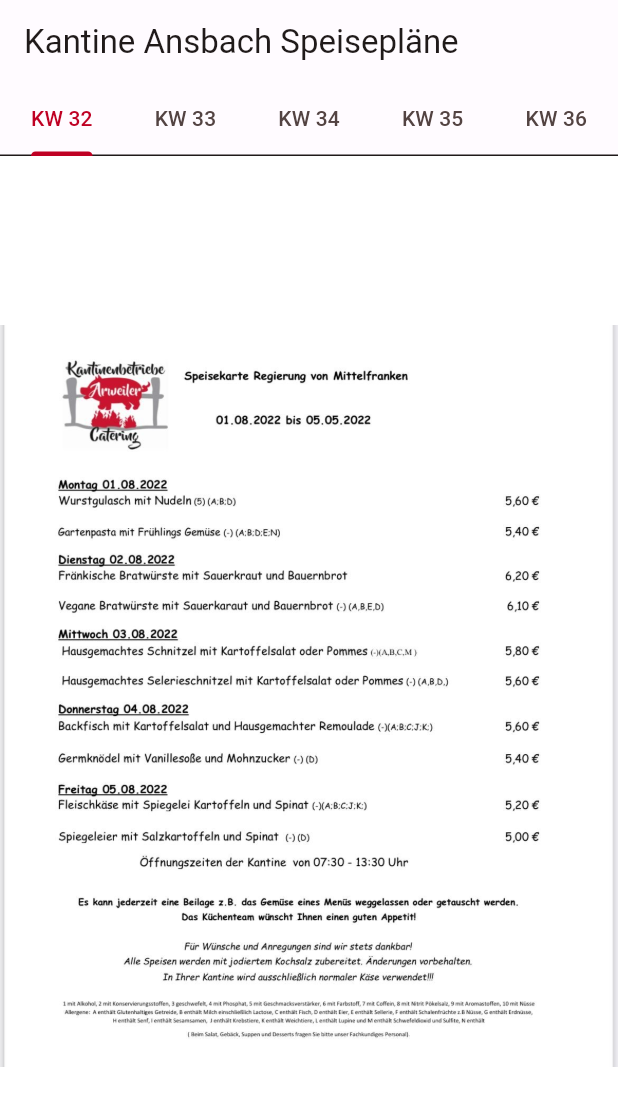
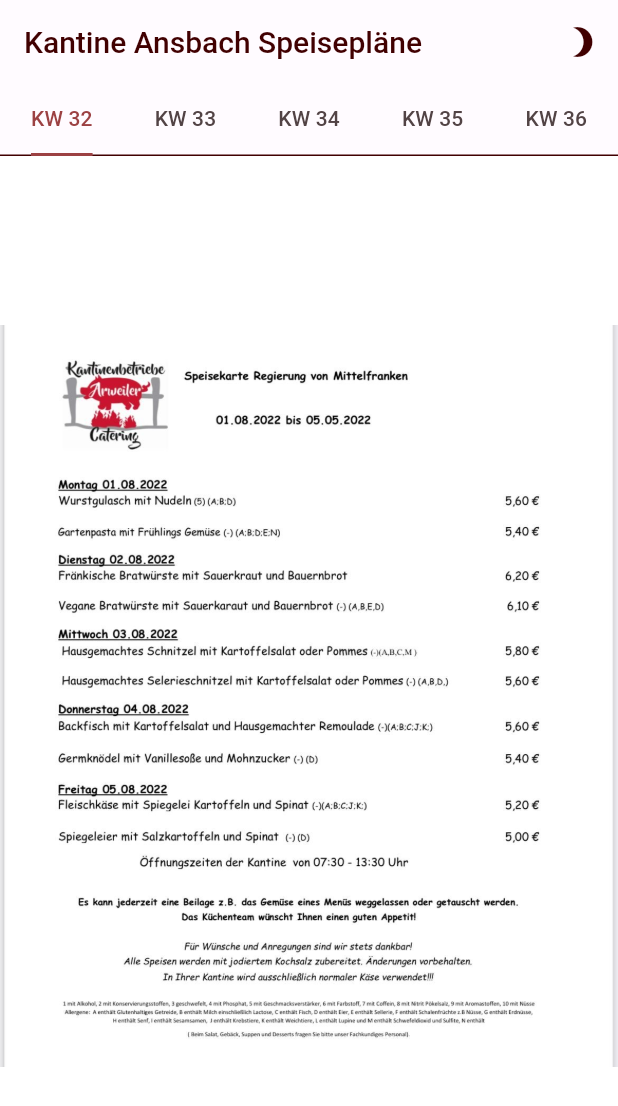
Before and after one commit to mjainta/kantine-schloss-ansbach, a Flutter app: the screen it shows after launch, on a phone screen of 412 x 824 dp. Shown: the top 1106 px of the screen. Run offline on Flutter 3.47's test engine with Material 2 defaults, Android fonts, the phone set to English and light mode, and no system bars; drawn by our look-alikes of dynamic_color, photo_view; our stand-ins replace go_router, material_color_utilities.

Commit message:
Implement a theme with light and dark mode

```diff
--- a/app/lib/main.dart
+++ b/app/lib/main.dart
@@ -2,5 +2,5 @@ import 'package:flutter/material.dart';
 import 'src/shared/app.dart';
 
 void main() {
-  runApp(App());
+  runApp(const App());
 }
--- /dev/null
+++ b/app/lib/src/features/home/view/brightness_toggle.dart
@@ -0,0 +1,26 @@
+import 'package:flutter/material.dart';
+
+import '../../../shared/providers/providers.dart';
+
+class BrightnessToggle extends StatelessWidget {
+  const BrightnessToggle({super.key});
+
+  @override
+  Widget build(BuildContext context) {
+    final isDark = Theme.of(context).brightness == Brightness.dark;
+    return IconButton(
+      icon: Theme.of(context).brightness == Brightness.light
+          ? const Icon(Icons.brightness_3)
+          : const Icon(Icons.brightness_7),
+      onPressed: () {
+        final themeProvider = ThemeProvider.of(context);
+        final settings = themeProvider.settings.value;
+        final newSettings = ThemeSettings(
+          sourceColor: settings.sourceColor,
+          themeMode: isDark ? ThemeMode.light : ThemeMode.dark,
+        );
+        ThemeSettingChange(settings: newSettings).dispatch(context);
+      },
+    );
+  }
+}
--- a/app/lib/src/features/home/view/home_screen.dart
+++ b/app/lib/src/features/home/view/home_screen.dart
@@ -2,6 +2,7 @@ import 'package:flutter/material.dart';
 import 'package:photo_view/photo_view.dart';
 import '../../../shared/classes/classes.dart';
 import '../../../shared/providers/providers.dart';
+import 'view.dart';
 
 class HomeScreen extends StatefulWidget {
   const HomeScreen({Key? key, required this.title}) : super(key: key);
@@ -22,16 +23,8 @@ class HomeScreen extends StatefulWidget {
 }
 
 class _HomeScreenState extends State<HomeScreen> {
-  List<Menu> _menus = MenuProvider().menus;
-  int _menuCursor = 0;
+  final _menus = MenuProvider().menus;
   Menu? _menu;
-
-  void _switchImage() {
-    setState(() {
-      _menuCursor = _menuCursor == 0 ? 1 : 0;
-      _menu = _menus[_menuCursor];
-    });
-  }
 
   @override
   Widget build(BuildContext context) {
@@ -52,13 +45,14 @@ class _HomeScreenState extends State<HomeScreen> {
               // Here we take the value from the HomeScreen object that was created by
               // the App.build method, and use it to set our appbar title.
               title: Text(widget.title),
+              actions: const [BrightnessToggle()],
               bottom: TabBar(
                 tabs: buildImageTabs(_menus),
               ),
             ),
             body: LayoutBuilder(
               builder: (context, constraints) => TabBarView(
-                physics: NeverScrollableScrollPhysics(),
+                physics: const NeverScrollableScrollPhysics(),
                 children: buildImageViews(_menus),
               ),
             ),
@@ -72,7 +66,7 @@ class _HomeScreenState extends State<HomeScreen> {
     List<Tab> tabs = [];
 
     for (var menu in menus) {
-      String text = 'KW ' + menu.calendarWeek.toString();
+      String text = 'KW ${menu.calendarWeek}';
       tabs.add(
         Tab(text: text),
       );
--- a/app/lib/src/features/home/view/view.dart
+++ b/app/lib/src/features/home/view/view.dart
@@ -1 +1,2 @@
 export 'home_screen.dart';
+export 'brightness_toggle.dart';
--- a/app/lib/src/shared/app.dart
+++ b/app/lib/src/shared/app.dart
@@ -1,7 +1,8 @@
+import 'package:dynamic_color/dynamic_color.dart';
 import 'package:flutter/material.dart';
 import 'package:go_router/go_router.dart';
 import '../features/home/home.dart';
-import 'providers/theme.dart';
+import 'providers/app_theme.dart';
 
 class App extends StatefulWidget {
   const App({Key? key}) : super(key: key);
@@ -20,17 +21,45 @@ class _AppState extends State<App> {
       ),
     ],
   );
+  final settings = ValueNotifier(ThemeSettings(
+    sourceColor: Color.fromARGB(72, 236, 11, 11),
+    themeMode: ThemeMode.system,
+  ));
 
   // This widget is the root of your application.
   @override
   Widget build(BuildContext context) {
-    return MaterialApp.router(
-      routeInformationProvider: _router.routeInformationProvider,
-      routeInformationParser: _router.routeInformationParser,
-      routerDelegate: _router.routerDelegate,
-      title: 'Kantine Ansbach Speisepläne App',
-      theme: ThemeData(useMaterial3: true, colorScheme: lightColorScheme),
-      darkTheme: ThemeData(useMaterial3: true, colorScheme: darkColorScheme),
+    return DynamicColorBuilder(
+      builder: (ColorScheme? lightDynamic, ColorScheme? darkDynamic) =>
+          ThemeProvider(
+        lightDynamic: lightDynamic,
+        darkDynamic: darkDynamic,
+        settings: settings,
+        child: NotificationListener<ThemeSettingChange>(
+          onNotification: (notification) {
+            settings.value = notification.settings;
+            return true;
+          },
+          child: ValueListenableBuilder<ThemeSettings>(
+            valueListenable: settings,
+            builder: (context, value, _) {
+              // Create theme instance
+              final theme = ThemeProvider.of(context);
+              print('Building DynamicColorBuilder');
+              print(theme.lightDynamic?.primary.toString());
+              return MaterialApp.router(
+                routeInformationProvider: _router.routeInformationProvider,
+                routeInformationParser: _router.routeInformationParser,
+                routerDelegate: _router.routerDelegate,
+                title: 'Kantine Ansbach Speisepläne App',
+                theme: theme.light(settings.value.sourceColor),
+                darkTheme: theme.dark(settings.value.sourceColor),
+                themeMode: theme.themeMode(),
+              );
+            },
+          ),
+        ),
+      ),
     );
   }
 }
--- /dev/null
+++ b/app/lib/src/shared/providers/app_theme.dart
@@ -0,0 +1,346 @@
+// import 'package:flutter/material.dart';
+
+// class AppTheme {
+//   static ThemeData lightTheme(ColorScheme? lightColorScheme) {
+//     ColorScheme scheme = lightColorScheme ??
+//         ColorScheme.fromSeed(
+//           seedColor: const Color(0xFFF47C7C),
+//         );
+//     return ThemeData(
+//       colorScheme: scheme,
+//     );
+//   }
+
+//   static ThemeData darkTheme(ColorScheme? darkColorScheme) {
+//     ColorScheme scheme = darkColorScheme ??
+//         ColorScheme.fromSeed(
+//           seedColor: const Color(0xFFF47C7C),
+//           brightness: Brightness.dark,
+//         );
+//     return ThemeData(
+//       colorScheme: scheme,
+//     );
+//   }
+// }
+
+// class ThemeSettingChange extends Notification {
+//   ThemeSettingChange({required this.settings});
+//   final ThemeSettings settings;
+// }
+
+// class ThemeSettings {
+//   ThemeSettings({
+//     required this.themeMode,
+//   });
+
+//   ThemeMode themeMode;
+// }
+
+import 'dart:math';
+
+import 'package:flutter/material.dart';
+import 'package:material_color_utilities/material_color_utilities.dart';
+
+class NoAnimationPageTransitionsBuilder extends PageTransitionsBuilder {
+  const NoAnimationPageTransitionsBuilder();
+
+  @override
+  Widget buildTransitions<T>(
+    PageRoute<T> route,
+    BuildContext context,
+    Animation<double> animation,
+    Animation<double> secondaryAnimation,
+    Widget child,
+  ) {
+    return child;
+  }
+}
+
+class ThemeSettingChange extends Notification {
+  ThemeSettingChange({required this.settings});
+  final ThemeSettings settings;
+}
+
+class ThemeProvider extends InheritedWidget {
+  const ThemeProvider(
+      {super.key,
+      required this.settings,
+      required this.lightDynamic,
+      required this.darkDynamic,
+      required super.child});
+
+  final ValueNotifier<ThemeSettings> settings;
+  final ColorScheme? lightDynamic;
+  final ColorScheme? darkDynamic;
+
+  final pageTransitionsTheme = const PageTransitionsTheme(
+    builders: <TargetPlatform, PageTransitionsBuilder>{
+      TargetPlatform.android: FadeUpwardsPageTransitionsBuilder(),
+      TargetPlatform.iOS: CupertinoPageTransitionsBuilder(),
+      TargetPlatform.linux: NoAnimationPageTransitionsBuilder(),
+      TargetPlatform.macOS: NoAnimationPageTransitionsBuilder(),
+      TargetPlatform.windows: NoAnimationPageTransitionsBuilder(),
+    },
+  );
+
+  Color custom(CustomColor custom) {
+    if (custom.blend) {
+      return blend(custom.color);
+    } else {
+      return custom.color;
+    }
+  }
+
+  Color blend(Color targetColor) {
+    return Color(
+        Blend.harmonize(targetColor.value, settings.value.sourceColor.value));
+  }
+
+  Color source(Color? target) {
+    Color source = settings.value.sourceColor;
+    if (target != null) {
+      source = blend(target);
+    }
+    return source;
+  }
+
+  ColorScheme colors(Brightness brightness, Color? targetColor) {
+    // final dynamicPrimary = brightness == Brightness.light
+    //     ? lightDynamic?.primary
+    //     : darkDynamic?.primary;
+    // return ColorScheme.fromSeed(
+    //   seedColor: dynamicPrimary ?? source(targetColor),
+    //   brightness: brightness,
+    // );
+
+    if (brightness == Brightness.light) {
+      return const ColorScheme(
+        brightness: Brightness.light,
+        primary: Color(0xFF9B4051),
+        onPrimary: Color(0xFFFFFFFF),
+        primaryContainer: Color(0xFFFFD9DD),
+        onPrimaryContainer: Color(0xFF400012),
+        secondary: Color(0xFF9C4143),
+        onSecondary: Color(0xFFFFFFFF),
+        secondaryContainer: Color(0xFFFFDAD8),
+        onSecondaryContainer: Color(0xFF410008),
+        tertiary: Color(0xFFB6212C),
+        onTertiary: Color(0xFFFFFFFF),
+        tertiaryContainer: Color(0xFFFFDAD8),
+        onTertiaryContainer: Color(0xFF410006),
+        error: Color(0xFFBA1A1A),
+        errorContainer: Color(0xFFFFDAD6),
+        onError: Color(0xFFFFFFFF),
+        onErrorContainer: Color(0xFF410002),
+        background: Color(0xFFFFFBFF),
+        onBackground: Color(0xFF410001),
+        surface: Color(0xFFFFFBFF),
+        onSurface: Color(0xFF410001),
+        surfaceVariant: Color(0xFFF3DDDF),
+        onSurfaceVariant: Color(0xFF524345),
+        outline: Color(0xFF847374),
+        onInverseSurface: Color(0xFFFFEDEA),
+        inverseSurface: Color(0xFF5F150F),
+        inversePrimary: Color(0xFFFFB2BC),
+        shadow: Color(0xFF000000),
+        surfaceTint: Color(0xFF9B4051),
+      );
+    } else {
+      return const ColorScheme(
+        brightness: Brightness.dark,
+        primary: Color(0xFFFFB2BC),
+        onPrimary: Color(0xFF5F1125),
+        primaryContainer: Color(0xFF7D293B),
+        onPrimaryContainer: Color(0xFFFFD9DD),
+        secondary: Color(0xFFFFB3B1),
+        onSecondary: Color(0xFF5F1319),
+        secondaryContainer: Color(0xFF7E2A2D),
+        onSecondaryContainer: Color(0xFFFFDAD8),
+        tertiary: Color(0xFFFFB3AF),
+        onTertiary: Color(0xFF68000E),
+        tertiaryContainer: Color(0xFF930019),
+        onTertiaryContainer: Color(0xFFFFDAD8),
+        error: Color(0xFFFFB4AB),
+        errorContainer: Color(0xFF93000A),
+        onError: Color(0xFF690005),
+        onErrorContainer: Color(0xFFFFDAD6),
+        background: Color(0xFF410001),
+        onBackground: Color(0xFFFFDAD5),
+        surface: Color(0xFF410001),
+        onSurface: Color(0xFFFFDAD5),
+        surfaceVariant: Color(0xFF524345),
+        onSurfaceVariant: Color(0xFFD7C1C3),
+        outline: Color(0xFF9F8C8E),
+        onInverseSurface: Color(0xFF410001),
+        inverseSurface: Color(0xFFFFDAD5),
+        inversePrimary: Color(0xFF9B4051),
+        shadow: Color(0xFF000000),
+        surfaceTint: Color(0xFFFFB2BC),
+      );
+    }
+  }
+
+  ShapeBorder get shapeMedium => RoundedRectangleBorder(
+        borderRadius: BorderRadius.circular(8),
+      );
+
+  CardTheme cardTheme() {
+    return CardTheme(
+      elevation: 0,
+      shape: shapeMedium,
+      clipBehavior: Clip.antiAlias,
+    );
+  }
+
+  ListTileThemeData listTileTheme(ColorScheme colors) {
+    return ListTileThemeData(
+      shape: shapeMedium,
+      selectedColor: colors.secondary,
+    );
+  }
+
+  AppBarTheme appBarTheme(ColorScheme colors) {
+    return AppBarTheme(
+      elevation: 0,
+      backgroundColor: colors.surface,
+      foregroundColor: colors.onSurface,
+    );
+  }
+
+  TabBarTheme tabBarTheme(ColorScheme colors) {
+    return TabBarTheme(
+      labelColor: colors.secondary,
+      unselectedLabelColor: colors.onSurfaceVariant,
+      indicator: BoxDecoration(
+        border: Border(
+          bottom: BorderSide(
+            color: colors.secondary,
+            width: 2,
+          ),
+        ),
+      ),
+    );
+  }
+
+  BottomAppBarTheme bottomAppBarTheme(ColorScheme colors) {
+    return BottomAppBarTheme(
+      color: colors.surface,
+      elevation: 0,
+    );
+  }
+
+  BottomNavigationBarThemeData bottomNavigationBarTheme(ColorScheme colors) {
+    return BottomNavigationBarThemeData(
+      type: BottomNavigationBarType.fixed,
+      backgroundColor: colors.surfaceVariant,
+      selectedItemColor: colors.onSurface,
+      unselectedItemColor: colors.onSurfaceVariant,
+      elevation: 0,
+      landscapeLayout: BottomNavigationBarLandscapeLayout.centered,
+    );
+  }
+
+  NavigationRailThemeData navigationRailTheme(ColorScheme colors) {
+    return const NavigationRailThemeData();
+  }
+
+  DrawerThemeData drawerTheme(ColorScheme colors) {
+    return DrawerThemeData(
+      backgroundColor: colors.surface,
+    );
+  }
+
+  ThemeData light([Color? targetColor]) {
+    final colorScheme = colors(Brightness.light, targetColor);
+    return ThemeData.light().copyWith(
+      // Add page transitions
+      pageTransitionsTheme: pageTransitionsTheme,
+      colorScheme: colorScheme,
+      appBarTheme: appBarTheme(colorScheme),
+      cardTheme: cardTheme(),
+      listTileTheme: listTileTheme(colorScheme),
+      bottomAppBarTheme: bottomAppBarTheme(colorScheme),
+      bottomNavigationBarTheme: bottomNavigationBarTheme(colorScheme),
+      navigationRailTheme: navigationRailTheme(colorScheme),
+      tabBarTheme: tabBarTheme(colorScheme),
+      drawerTheme: drawerTheme(colorScheme),
+      scaffoldBackgroundColor: colorScheme.background,
+      useMaterial3: true,
+    );
+  }
+
+  ThemeData dark([Color? targetColor]) {
+    final colorScheme = colors(Brightness.dark, targetColor);
+    return ThemeData.dark().copyWith(
+      // Add page transitions
+      pageTransitionsTheme: pageTransitionsTheme,
+      colorScheme: colorScheme,
+      appBarTheme: appBarTheme(colorScheme),
+      cardTheme: cardTheme(),
+      listTileTheme: listTileTheme(colorScheme),
+      bottomAppBarTheme: bottomAppBarTheme(colorScheme),
+      bottomNavigationBarTheme: bottomNavigationBarTheme(colorScheme),
+      navigationRailTheme: navigationRailTheme(colorScheme),
+      tabBarTheme: tabBarTheme(colorScheme),
+      drawerTheme: drawerTheme(colorScheme),
+      scaffoldBackgroundColor: colorScheme.background,
+      useMaterial3: true,
+    );
+  }
+
+  ThemeMode themeMode() {
+    return settings.value.themeMode;
+  }
+
+  ThemeData theme(BuildContext context, [Color? targetColor]) {
+    final brightness = MediaQuery.of(context).platformBrightness;
+    return brightness == Brightness.light
+        ? light(targetColor)
+        : dark(targetColor);
+  }
+
+  static ThemeProvider of(BuildContext context) {
+    return context.dependOnInheritedWidgetOfExactType<ThemeProvider>()!;
+  }
+
+  @override
+  bool updateShouldNotify(covariant ThemeProvider oldWidget) {
+    return oldWidget.settings != settings;
+  }
+}
+
+class ThemeSettings {
+  ThemeSettings({
+    required this.sourceColor,
+    required this.themeMode,
+  });
+
+  final Color sourceColor;
+  final ThemeMode themeMode;
+}
+
+Color randomColor() {
+  return Color(Random().nextInt(0xFFFFFFFF));
+}
+
+// Custom Colors
+const linkColor = CustomColor(
+  name: 'Link Color',
+  color: Color(0xFF00B0FF),
+);
+
+class CustomColor {
+  const CustomColor({
+    required this.name,
+    required this.color,
+    this.blend = true,
+  });
+
+  final String name;
+  final Color color;
+  final bool blend;
+
+  Color value(ThemeProvider provider) {
+    return provider.custom(this);
+  }
+}
--- a/app/lib/src/shared/providers/providers.dart
+++ b/app/lib/src/shared/providers/providers.dart
@@ -1,3 +1,3 @@
 export 'images.dart';
 export 'menus.dart';
-export 'theme.dart';
+export 'app_theme.dart';
--- a/app/lib/src/shared/providers/theme.dart
+++ /dev/null
@@ -1,65 +0,0 @@
-import 'package:flutter/material.dart';
-
-const lightColorScheme = ColorScheme(
-  brightness: Brightness.light,
-  primary: Color(0xFFBF0023),
-  onPrimary: Color(0xFFFFFFFF),
-  primaryContainer: Color(0xFFFFDAD7),
-  onPrimaryContainer: Color(0xFF410006),
-  secondary: Color(0xFF775654),
-  onSecondary: Color(0xFFFFFFFF),
-  secondaryContainer: Color(0xFFFFDAD7),
-  onSecondaryContainer: Color(0xFF2C1514),
-  tertiary: Color(0xFF735A2E),
-  onTertiary: Color(0xFFFFFFFF),
-  tertiaryContainer: Color(0xFFFFDEA9),
-  onTertiaryContainer: Color(0xFF271900),
-  error: Color(0xFFBA1A1A),
-  errorContainer: Color(0xFFFFDAD6),
-  onError: Color(0xFFFFFFFF),
-  onErrorContainer: Color(0xFF410002),
-  background: Color(0xFFFFFBFF),
-  onBackground: Color(0xFF201A1A),
-  surface: Color(0xFFFFFBFF),
-  onSurface: Color(0xFF201A1A),
-  surfaceVariant: Color(0xFFF4DDDC),
-  onSurfaceVariant: Color(0xFF534342),
-  outline: Color(0xFF857372),
-  onInverseSurface: Color(0xFFFBEEEC),
-  inverseSurface: Color(0xFF362F2E),
-  inversePrimary: Color(0xFFFFB3AF),
-  shadow: Color(0xFF000000),
-  surfaceTint: Color(0xFFBF0023),
-);
-
-const darkColorScheme = ColorScheme(
-  brightness: Brightness.dark,
-  primary: Color(0xFFFFB3AF),
-  onPrimary: Color(0xFF68000E),
-  primaryContainer: Color(0xFF930018),
-  onPrimaryContainer: Color(0xFFFFDAD7),
-  secondary: Color(0xFFE7BDBA),
-  onSecondary: Color(0xFF442928),
-  secondaryContainer: Color(0xFF5D3F3E),
-  onSecondaryContainer: Color(0xFFFFDAD7),
-  tertiary: Color(0xFFE3C28C),
-  onTertiary: Color(0xFF412D05),
-  tertiaryContainer: Color(0xFF594319),
-  onTertiaryContainer: Color(0xFFFFDEA9),
-  error: Color(0xFFFFB4AB),
-  errorContainer: Color(0xFF93000A),
-  onError: Color(0xFF690005),
-  onErrorContainer: Color(0xFFFFDAD6),
-  background: Color(0xFF201A1A),
-  onBackground: Color(0xFFEDE0DE),
-  surface: Color(0xFF201A1A),
-  onSurface: Color(0xFFEDE0DE),
-  surfaceVariant: Color(0xFF534342),
-  onSurfaceVariant: Color(0xFFD7C1C0),
-  outline: Color(0xFFA08C8B),
-  onInverseSurface: Color(0xFF201A1A),
-  inverseSurface: Color(0xFFEDE0DE),
-  inversePrimary: Color(0xFFBF0023),
-  shadow: Color(0xFF000000),
-  surfaceTint: Color(0xFFFFB3AF),
-);
--- a/app/pubspec.yaml
+++ b/app/pubspec.yaml
@@ -37,6 +37,9 @@ dependencies:
   go_router: ^4.2.7
   scroll_snap_list: ^0.9.1
   photo_view: ^0.14.0
+  google_fonts: ^3.0.1
+  dynamic_color: ^1.4.0
+  material_color_utilities: ^0.1.4
 
 dev_dependencies:
   flutter_test:
```
Also changed, not shown: app/pubspec.lock, 3 other files.
